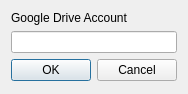
Before: the Qt Designer form settings.ui in miklobit/gdrive_provider, drawn with Qt 5.
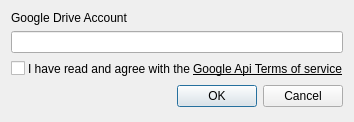
After: the same form once the commit is applied.

Commit message: licence and terms of service agreement

What changed in the file:
```diff
--- a/settings.ui
+++ b/settings.ui
@@ -6,14 +6,14 @@
    <rect>
     <x>0</x>
     <y>0</y>
-    <width>176</width>
-    <height>94</height>
+    <width>326</width>
+    <height>122</height>
    </rect>
   </property>
   <property name="windowTitle">
    <string>Account</string>
   </property>
-  <layout class="QHBoxLayout" name="horizontalLayout">
+  <layout class="QVBoxLayout" name="verticalLayout_2">
    <item>
     <layout class="QVBoxLayout" name="verticalLayout">
      <item>
@@ -30,6 +30,52 @@
        </property>
       </widget>
      </item>
+     <item>
+      <layout class="QHBoxLayout" name="horizontalLayout">
+       <property name="spacing">
+        <number>3</number>
+       </property>
+       <item>
+        <widget class="QCheckBox" name="licenceCheck">
+         <property name="text">
+          <string/>
+         </property>
+        </widget>
+       </item>
+       <item>
+        <widget class="QLabel" name="label_2">
+         <property name="text">
+          <string>I have read and agree with the</string>
+         </property>
+        </widget>
+       </item>
+       <item>
+        <widget class="QLabel" name="labelTerms">
+         <property name="font">
+          <font>
+           <underline>true</underline>
+          </font>
+         </property>
+         <property name="text">
+          <string>Google Api Terms of service</string>
+         </property>
+        </widget>
+       </item>
+       <item>
+        <spacer name="horizontalSpacer">
+         <property name="orientation">
+          <enum>Qt::Horizontal</enum>
+         </property>
+         <property name="sizeHint" stdset="0">
+          <size>
+           <width>40</width>
+           <height>20</height>
+          </size>
+         </property>
+        </spacer>
+       </item>
+      </layout>
+     </item>
      <item>
       <widget class="QDialogButtonBox" name="buttonBox">
        <property name="orientation">
```
The commit also changes 2 other files.
